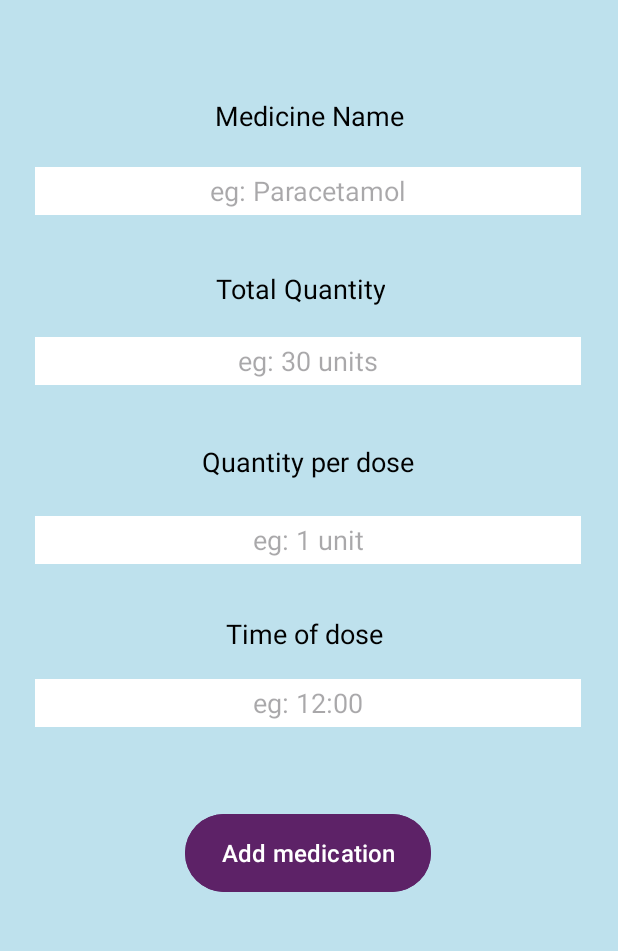
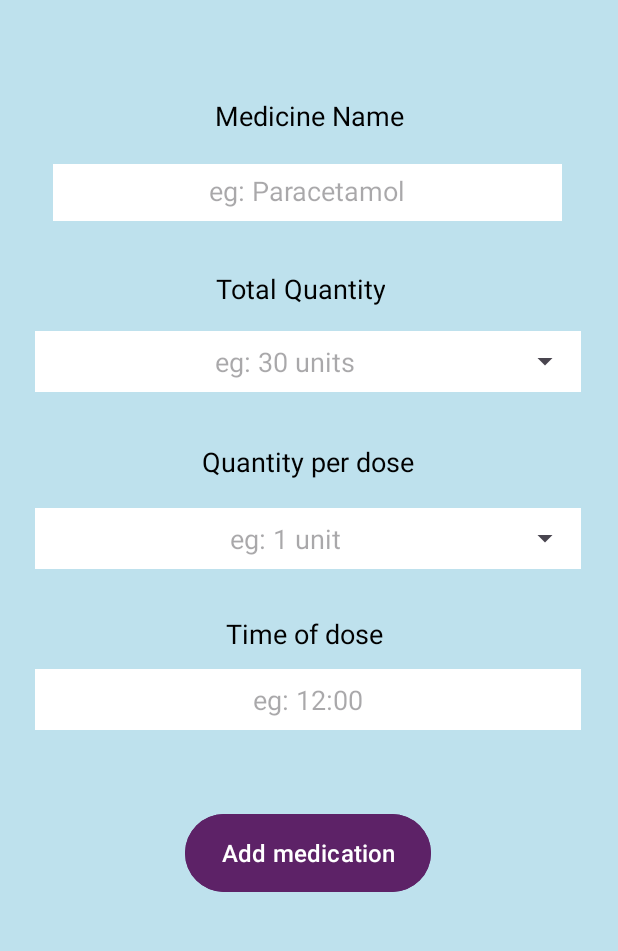
Before and after one commit to Shyamal011/ReMedi, an Android app: the AddMedication screen opened directly, with no data from a screen before it, on a phone screen of 412 x 824 dp, the part 206-1157 px from its top. Run offline under Robolectric (Android 15) with nearby library versions, the light colour scheme and no system bars; our stand-ins replace Firebase (no records; nobody signed in at launch, a user with empty details on screens opened directly).

Commit message:
016@fury

```diff
--- a/app/src/main/res/layout/activity_add_medication.xml
+++ b/app/src/main/res/layout/activity_add_medication.xml
@@ -42,7 +42,6 @@
         android:layout_width="wrap_content"
         android:layout_height="wrap_content"
         android:text="@string/med_name"
-
         android:textAlignment="center"
         android:textColor="@color/black"
         android:textSize="18sp"
@@ -54,12 +53,14 @@
 
     <EditText
         android:id="@+id/medNameInput"
-        android:layout_width="364dp"
-        android:layout_height="32dp"
+        android:layout_width="339dp"
+        android:layout_height="38dp"
+        android:autofillHints=""
         android:background="@color/white"
         android:ems="10"
         android:hint="@string/eg_med"
         android:inputType="text"
+        android:padding="8dp"
         android:textAlignment="center"
         android:textColor="@color/black"
         android:textSize="18sp"
@@ -85,23 +86,43 @@
         app:layout_constraintTop_toTopOf="parent"
         app:layout_constraintVertical_bias="0.397" />
 
-    <EditText
-        android:id="@+id/totalQtyInput"
+    <!-- Feature 1: Total Quantity Input with Spinner -->
+    <LinearLayout
+        android:id="@+id/totalQtyLayout"
         android:layout_width="364dp"
-        android:layout_height="32dp"
+        android:layout_height="wrap_content"
+        android:orientation="horizontal"
         android:background="@color/white"
-        android:ems="10"
-        android:hint="@string/eg_qty"
-        android:inputType="number"
-        android:textAlignment="center"
-        android:textColor="@color/black"
-        android:textSize="18sp"
         app:layout_constraintBottom_toBottomOf="parent"
         app:layout_constraintEnd_toEndOf="parent"
         app:layout_constraintHorizontal_bias="0.489"
         app:layout_constraintStart_toStartOf="parent"
         app:layout_constraintTop_toTopOf="parent"
-        app:layout_constraintVertical_bias="0.457" />
+        app:layout_constraintVertical_bias="0.457">
+
+        <EditText
+            android:id="@+id/totalQtyInput"
+            android:layout_width="0dp"
+            android:layout_height="match_parent"
+            android:layout_weight="1"
+            android:ems="10"
+            android:hint="@string/eg_qty"
+            android:inputType="numberDecimal"
+            android:textAlignment="center"
+            android:textColor="@color/black"
+            android:textSize="18sp"
+            android:background="@android:color/transparent"
+            android:padding="8dp"
+            android:autofillHints="" />
+
+        <Spinner
+            android:id="@+id/totalQtyTypeSpinner"
+            android:layout_width="30sp"
+            android:layout_height="match_parent"
+            android:spinnerMode="dropdown"
+            android:gravity="center"
+            android:padding="4dp" />
+    </LinearLayout>
 
     <TextView
         android:id="@+id/textView5"
@@ -118,23 +139,43 @@
         app:layout_constraintTop_toTopOf="parent"
         app:layout_constraintVertical_bias="0.541" />
 
-    <EditText
-        android:id="@+id/dosageQtyInput"
+    <!-- Feature 1: Dosage Quantity Input with Spinner -->
+    <LinearLayout
+        android:id="@+id/dosageQtyLayout"
         android:layout_width="364dp"
-        android:layout_height="32dp"
+        android:layout_height="wrap_content"
+        android:orientation="horizontal"
         android:background="@color/white"
-        android:ems="10"
-        android:hint="@string/eg_dqty"
-        android:inputType="number"
-        android:textAlignment="center"
-        android:textColor="@color/black"
-        android:textSize="18sp"
         app:layout_constraintBottom_toBottomOf="parent"
         app:layout_constraintEnd_toEndOf="parent"
         app:layout_constraintHorizontal_bias="0.489"
         app:layout_constraintStart_toStartOf="parent"
         app:layout_constraintTop_toTopOf="parent"
-        app:layout_constraintVertical_bias="0.608" />
+        app:layout_constraintVertical_bias="0.608">
+
+        <EditText
+            android:id="@+id/dosageQtyInput"
+            android:layout_width="0dp"
+            android:layout_height="match_parent"
+            android:layout_weight="1"
+            android:ems="10"
+            android:hint="@string/eg_dqty"
+            android:inputType="numberDecimal"
+            android:textAlignment="center"
+            android:textColor="@color/black"
+            android:textSize="18sp"
+            android:background="@android:color/transparent"
+            android:padding="8dp"
+            android:autofillHints="" />
+
+        <Spinner
+            android:id="@+id/dosageQtyTypeSpinner"
+            android:layout_width="30sp"
+            android:layout_height="match_parent"
+            android:spinnerMode="dropdown"
+            android:gravity="center"
+            android:padding="4dp" />
+    </LinearLayout>
 
     <TextView
         android:id="@+id/textView6"
@@ -151,23 +192,28 @@
         app:layout_constraintTop_toTopOf="parent"
         app:layout_constraintVertical_bias="0.685" />
 
+    <!-- Feature 2: Time Picker Input -->
     <EditText
         android:id="@+id/timeInput"
         android:layout_width="364dp"
-        android:layout_height="32dp"
+        android:layout_height="wrap_content"
         android:background="@color/white"
         android:ems="10"
         android:hint="@string/eg_time"
-        android:inputType="time"
+        android:inputType="none"
+        android:clickable="true"
+        android:focusable="false"
         android:textAlignment="center"
         android:textColor="@color/black"
         android:textSize="18sp"
+        android:padding="8dp"
         app:layout_constraintBottom_toBottomOf="parent"
         app:layout_constraintEnd_toEndOf="parent"
         app:layout_constraintHorizontal_bias="0.489"
         app:layout_constraintStart_toStartOf="parent"
         app:layout_constraintTop_toTopOf="parent"
-        app:layout_constraintVertical_bias="0.745" />
+        app:layout_constraintVertical_bias="0.745"
+        android:autofillHints="" />
 
     <Button
         android:id="@+id/button3"
```
Also changed, not shown: app/src/main/AndroidManifest.xml (+16 -0 lines), app/src/main/java/com/example/remedi/AddMedication.java (+63 -12 lines), app/src/main/java/com/example/remedi/AlarmReceiver.java (added, +90 -0 lines), app/src/main/java/com/example/remedi/MedAdapter.java (added, +74 -0 lines), app/src/main/java/com/example/remedi/Reminders.java (+164 -28 lines), app/src/main/res/layout/activity_reminders.xml (+9 -6 lines), app/src/main/res/layout/each_med.xml (+36 -16 lines), 4 other files.
